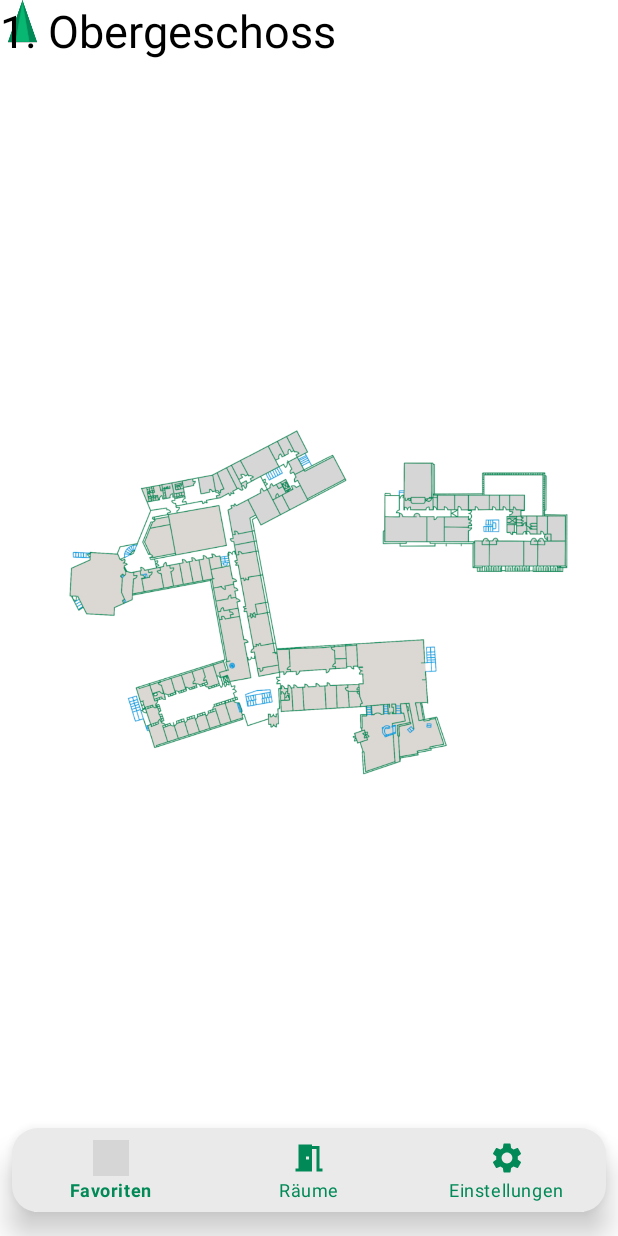
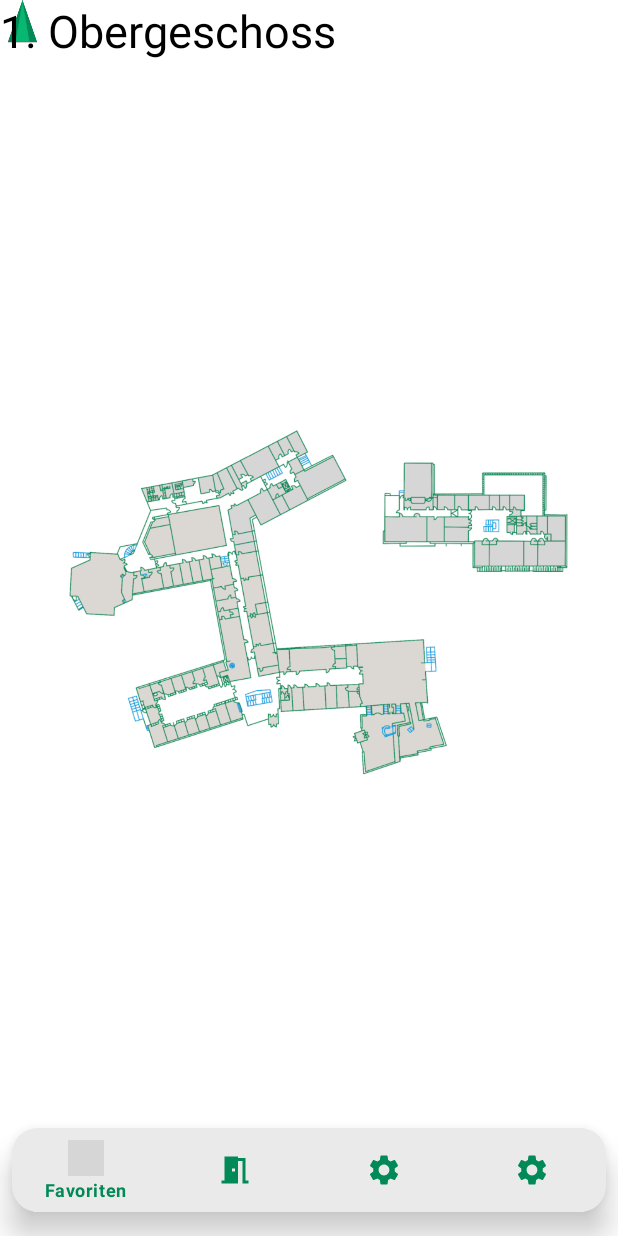
Before and after one commit to marlonga/Campus-Positioning-System, an Android app: the screen it shows after launch (MainActivity), on a phone screen of 412 x 824 dp. Run offline under Robolectric (Android 15) with nearby library versions, the phone set to English and light mode, and no system bars; libraries missing offline, so code that uses them is left out: com.ortiz.touchview; plain views replace TouchImageView; 5 statements that could not run were skipped; grey boxes are pictures that could not be loaded.

Commit message:
Added the QuickDial option in the menu bar

```diff
--- a/app/src/main/java/com/example/campus_positioning_system/Activitys/MainActivity.java
+++ b/app/src/main/java/com/example/campus_positioning_system/Activitys/MainActivity.java
@@ -85,8 +85,8 @@ public class MainActivity extends AppCompatActivity implements SensorEventListen
     public void onCreate(Bundle savedInstanceState) {
 
         //LocationFakerThread
-        new LocationFakerThread().start();
-        //---------------
+        //new LocationFakerThread().start();
+        //----------------------------------------------------------------------------
 
         System.out.println("On Create Main Activity");
         super.onCreate(savedInstanceState);
--- a/app/src/main/java/com/example/campus_positioning_system/LocationNavigation/LocationControl.java
+++ b/app/src/main/java/com/example/campus_positioning_system/LocationNavigation/LocationControl.java
@@ -62,6 +62,7 @@ public class LocationControl {
         TreeSet<NNObject> tree = new TreeSet<>(dao.getRelevantData(outOf));
 
         List<NNObject> found = new LinkedList<NNObject>();
+
         if(tree.isEmpty() || search.isEmpty()) {
             System.out.println("Location not found -> Current Location is set to Default (55/67/1)");
             Node defaultNode = new Node("default",55,67,1);
@@ -80,6 +81,7 @@ public class LocationControl {
             PathfindingControl.updateCurrentLocation(defaultNode);
             return defaultNode;
         }
+
         for (; !search.isEmpty(); search.remove(0))
             found.addAll(new NNControl().getKNN(search.get(0), 3, tree));
 
--- a/app/src/main/java/com/example/campus_positioning_system/LocationNavigation/LocationFakerThread.java
+++ b/app/src/main/java/com/example/campus_positioning_system/LocationNavigation/LocationFakerThread.java
@@ -13,12 +13,12 @@ public class LocationFakerThread extends Thread{
 
     @Override
     public void run() {
-        fakeNodes.add(new Node("",55,62,1));
+        fakeNodes.add(new Node("",43,31,1));
         fakeNodes.add(new Node("",55,67,1));
         fakeNodes.add(new Node("",49,61,1));
         fakeNodes.add(new Node("",55,56,1));
         fakeNodes.add(new Node("",48,58,1));
-        for(int i = 0; i<5;i++){
+        for(int i = 0; i<1;i++){
             try {
                 Thread.sleep(2000);
             } catch (InterruptedException e) {
@@ -27,5 +27,11 @@ public class LocationFakerThread extends Thread{
             DrawingAssistant.setCurrentPosition(fakeNodes.get(i));
             System.out.println("XXXXXXXXXXXXXXXXXXXXXXXXXXXXXXXX");
         }
+        try {
+            Thread.sleep(10000);
+        } catch (InterruptedException e) {
+            e.printStackTrace();
+        }
+       // DrawingAssistant.drawPath();
     }
 }
--- a/app/src/main/java/com/example/campus_positioning_system/Map/DrawingAssistant.java
+++ b/app/src/main/java/com/example/campus_positioning_system/Map/DrawingAssistant.java
@@ -109,7 +109,7 @@ public class DrawingAssistant extends Thread{
 
     // https://developer.android.com/training/animation/reposition-view
 
-    public void drawPath() {
+    public static void drawPath() {
         pathDrawn = true;
 
         Paint paintEG = new Paint();
--- a/app/src/main/res/menu/navbar_menu.xml
+++ b/app/src/main/res/menu/navbar_menu.xml
@@ -22,4 +22,10 @@
         android:title="@string/nav_settings"
         android:icon="@drawable/nav_icon_settings"/>
 
+    <item
+        android:id="@+id/nav_quickdial"
+        android:enabled="true"
+        android:title="Schnellwahl"
+        android:icon="@drawable/nav_icon_settings"/>
+
 </menu>
```
